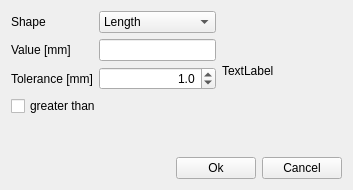
First picture: the form in ui/dimension_filter_dialog.ui, repository featureNull/pscout_desktop, before the edit.
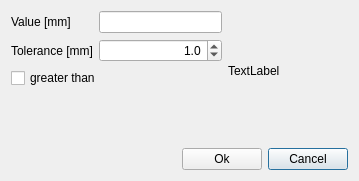
Second picture: the form after the edit.

Commit message: filter ui skizziert (nur useability)

Patch:
```diff
--- a/ui/dimension_filter_dialog.ui
+++ b/ui/dimension_filter_dialog.ui
@@ -9,8 +9,8 @@
    <rect>
     <x>0</x>
     <y>0</y>
-    <width>353</width>
-    <height>190</height>
+    <width>359</width>
+    <height>181</height>
    </rect>
   </property>
   <property name="windowTitle">
@@ -25,61 +25,27 @@
      <item>
       <layout class="QFormLayout" name="formLayout">
        <item row="0" column="0">
-        <widget class="QLabel" name="lblShape">
-         <property name="text">
-          <string>Shape</string>
-         </property>
-        </widget>
-       </item>
-       <item row="0" column="1">
-        <widget class="QComboBox" name="cbxShape">
-         <property name="focusPolicy">
-          <enum>Qt::NoFocus</enum>
-         </property>
-         <item>
-          <property name="text">
-           <string>Length</string>
-          </property>
-         </item>
-         <item>
-          <property name="text">
-           <string>Diameter</string>
-          </property>
-         </item>
-        </widget>
-       </item>
-       <item row="1" column="0">
         <widget class="QLabel" name="lblValue">
          <property name="text">
           <string>Value [mm]</string>
          </property>
         </widget>
        </item>
-       <item row="1" column="1">
+       <item row="0" column="1">
         <widget class="QLineEdit" name="lineEdit">
          <property name="alignment">
           <set>Qt::AlignRight|Qt::AlignTrailing|Qt::AlignVCenter</set>
          </property>
         </widget>
        </item>
-       <item row="2" column="0">
+       <item row="1" column="0">
         <widget class="QLabel" name="lblTolerance">
          <property name="text">
           <string>Tolerance [mm]</string>
          </property>
         </widget>
        </item>
-       <item row="3" column="0" colspan="2">
-        <widget class="QCheckBox" name="btnGreaterThan">
-         <property name="focusPolicy">
-          <enum>Qt::NoFocus</enum>
-         </property>
-         <property name="text">
-          <string>greater than</string>
-         </property>
-        </widget>
-       </item>
-       <item row="2" column="1">
+       <item row="1" column="1">
         <widget class="QDoubleSpinBox" name="spnbxTolerance">
          <property name="alignment">
           <set>Qt::AlignRight|Qt::AlignTrailing|Qt::AlignVCenter</set>
@@ -92,6 +58,16 @@
          </property>
         </widget>
        </item>
+       <item row="2" column="0" colspan="2">
+        <widget class="QCheckBox" name="btnGreaterThan">
+         <property name="focusPolicy">
+          <enum>Qt::NoFocus</enum>
+         </property>
+         <property name="text">
+          <string>greater than</string>
+         </property>
+        </widget>
+       </item>
       </layout>
      </item>
      <item>
@@ -149,17 +125,20 @@
      <item>
       <widget class="QPushButton" name="btnOk">
        <property name="focusPolicy">
-        <enum>Qt::NoFocus</enum>
+        <enum>Qt::TabFocus</enum>
        </property>
        <property name="text">
         <string>Ok</string>
        </property>
+       <property name="autoDefault">
+        <bool>false</bool>
+       </property>
       </widget>
      </item>
      <item>
       <widget class="QPushButton" name="btnCancel">
        <property name="focusPolicy">
-        <enum>Qt::NoFocus</enum>
+        <enum>Qt::TabFocus</enum>
        </property>
        <property name="text">
         <string>Cancel</string>
```
The commit also changes 8 other files.
